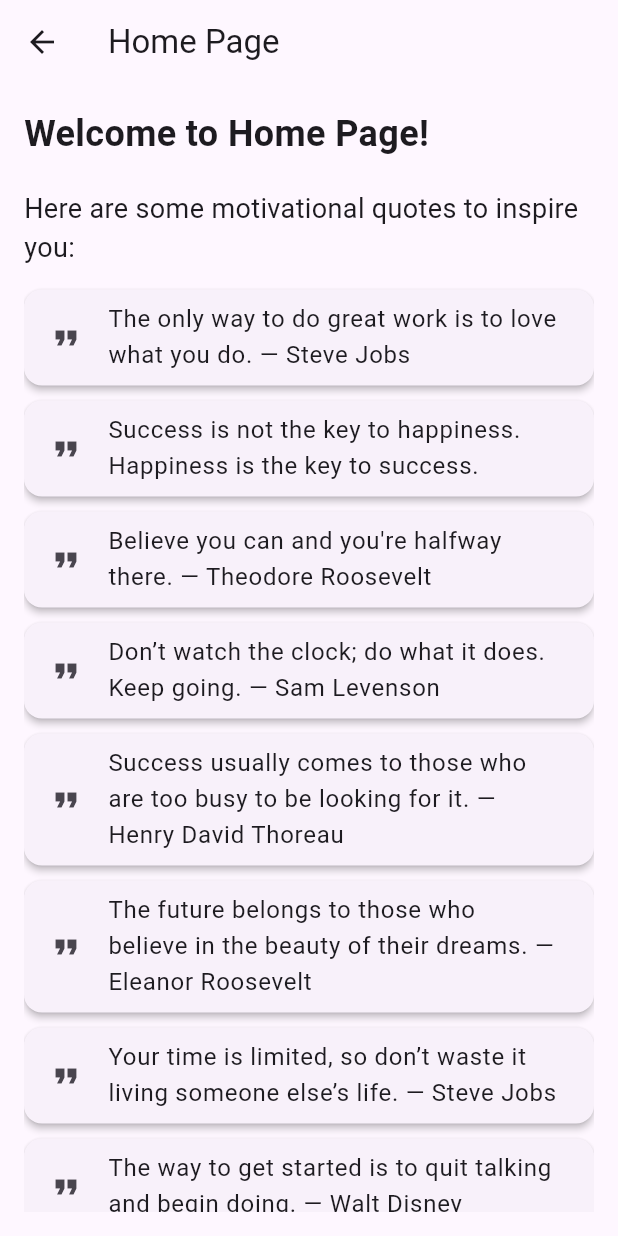
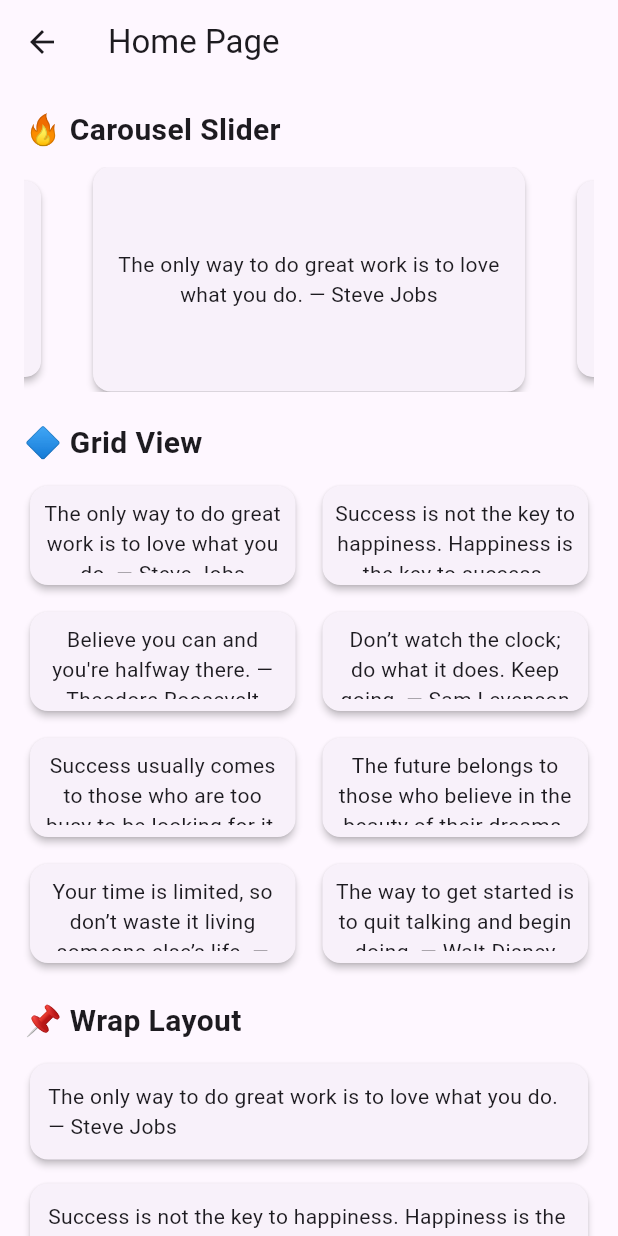
Before and after one commit to emzhofb/tutorial-flutter, a Flutter app: the HomePageScreen screen opened directly, on a phone screen of 412 x 824 dp. Run offline on Flutter 3.47's test engine with Material 3 defaults, Android fonts, the phone set to English and light mode, and no system bars; drawn by our look-alikes of carousel_slider; our stand-ins replace dio, equatable, flutter_bloc, flutter_dotenv, flutter_easyloading, responsive_framework.

Commit message:
add more grid layout for list

```diff
--- a/lib/screen/homepage.dart
+++ b/lib/screen/homepage.dart
@@ -1,3 +1,4 @@
+import 'package:carousel_slider/carousel_slider.dart';
 import 'package:flutter/material.dart';
 
 class HomePageScreen extends StatelessWidget {
@@ -18,24 +19,112 @@ class HomePageScreen extends StatelessWidget {
   Widget build(BuildContext context) {
     return Scaffold(
       appBar: AppBar(title: const Text("Home Page")),
-      body: Padding(
+      body: SingleChildScrollView(
         padding: const EdgeInsets.all(16.0),
         child: Column(
           crossAxisAlignment: CrossAxisAlignment.start,
           children: [
+            // 👇 Section 1: Carousel Slider
             const Text(
-              "Welcome to Home Page!",
-              style: TextStyle(fontSize: 24, fontWeight: FontWeight.bold),
+              "🔥 Carousel Slider",
+              style: TextStyle(fontSize: 20, fontWeight: FontWeight.bold),
+            ),
+            const SizedBox(height: 10),
+            CarouselSlider(
+              options: CarouselOptions(
+                height: 150,
+                autoPlay: true,
+                enlargeCenterPage: true,
+              ),
+              items:
+                  quotes.map((quote) {
+                    return Card(
+                      elevation: 2,
+                      margin: const EdgeInsets.symmetric(horizontal: 8),
+                      child: Padding(
+                        padding: const EdgeInsets.all(16.0),
+                        child: Center(
+                          child: Text(
+                            quote,
+                            style: const TextStyle(fontSize: 14),
+                            textAlign: TextAlign.center,
+                          ),
+                        ),
+                      ),
+                    );
+                  }).toList(),
             ),
             const SizedBox(height: 20),
+
+            // 👇 Section 2: Grid View
             const Text(
-              "Here are some motivational quotes to inspire you:",
-              style: TextStyle(fontSize: 18),
+              "🔷 Grid View",
+              style: TextStyle(fontSize: 20, fontWeight: FontWeight.bold),
             ),
             const SizedBox(height: 10),
-            Expanded(
-              child: ListView.builder(
+            GridView.builder(
               itemCount: quotes.length,
+              shrinkWrap: true,
+              physics: const NeverScrollableScrollPhysics(),
+              gridDelegate: const SliverGridDelegateWithFixedCrossAxisCount(
+                crossAxisCount: 2,
+                childAspectRatio: 2.5,
+                crossAxisSpacing: 10,
+                mainAxisSpacing: 10,
+              ),
+              itemBuilder: (context, index) {
+                return Card(
+                  elevation: 2,
+                  child: Padding(
+                    padding: const EdgeInsets.all(8.0),
+                    child: Center(
+                      child: Text(
+                        quotes[index],
+                        style: const TextStyle(fontSize: 14),
+                        textAlign: TextAlign.center,
+                      ),
+                    ),
+                  ),
+                );
+              },
+            ),
+            const SizedBox(height: 20),
+
+            // 👇 Section 3: Wrap Layout
+            const Text(
+              "📌 Wrap Layout",
+              style: TextStyle(fontSize: 20, fontWeight: FontWeight.bold),
+            ),
+            const SizedBox(height: 10),
+            Wrap(
+              spacing: 8,
+              runSpacing: 8,
+              children:
+                  quotes.map((quote) {
+                    return Card(
+                      elevation: 2,
+                      child: Padding(
+                        padding: const EdgeInsets.all(12.0),
+                        child: Text(
+                          quote,
+                          style: const TextStyle(fontSize: 14),
+                        ),
+                      ),
+                    );
+                  }).toList(),
+            ),
+            const SizedBox(height: 20),
+
+            // 👇 Section 4: List View
+            const Text(
+              "📜 List View",
+              style: TextStyle(fontSize: 20, fontWeight: FontWeight.bold),
+            ),
+            const SizedBox(height: 10),
+            ListView.builder(
+              itemCount: quotes.length,
+              shrinkWrap: true,
+              physics: const NeverScrollableScrollPhysics(),
               itemBuilder: (context, index) {
                 return Card(
                   margin: const EdgeInsets.symmetric(vertical: 5),
@@ -50,7 +139,6 @@ class HomePageScreen extends StatelessWidget {
                 );
               },
             ),
-            ),
           ],
         ),
       ),
--- a/pubspec.yaml
+++ b/pubspec.yaml
@@ -40,6 +40,7 @@ dependencies:
   responsive_framework: ^1.5.1
   dio: ^5.8.0+1
   flutter_dotenv: ^5.2.1
+  carousel_slider: ^5.0.0
 
 dev_dependencies:
   flutter_test:
```
Also changed, not shown: pubspec.lock. Lines whose indentation alone changed are shown as unchanged.
